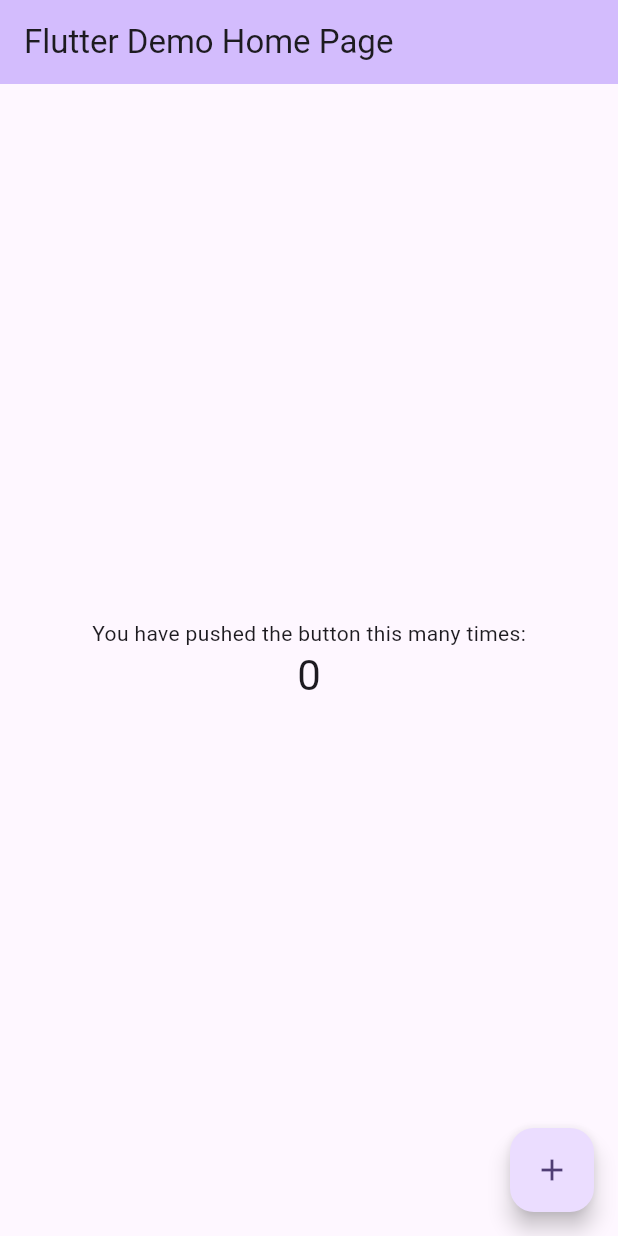
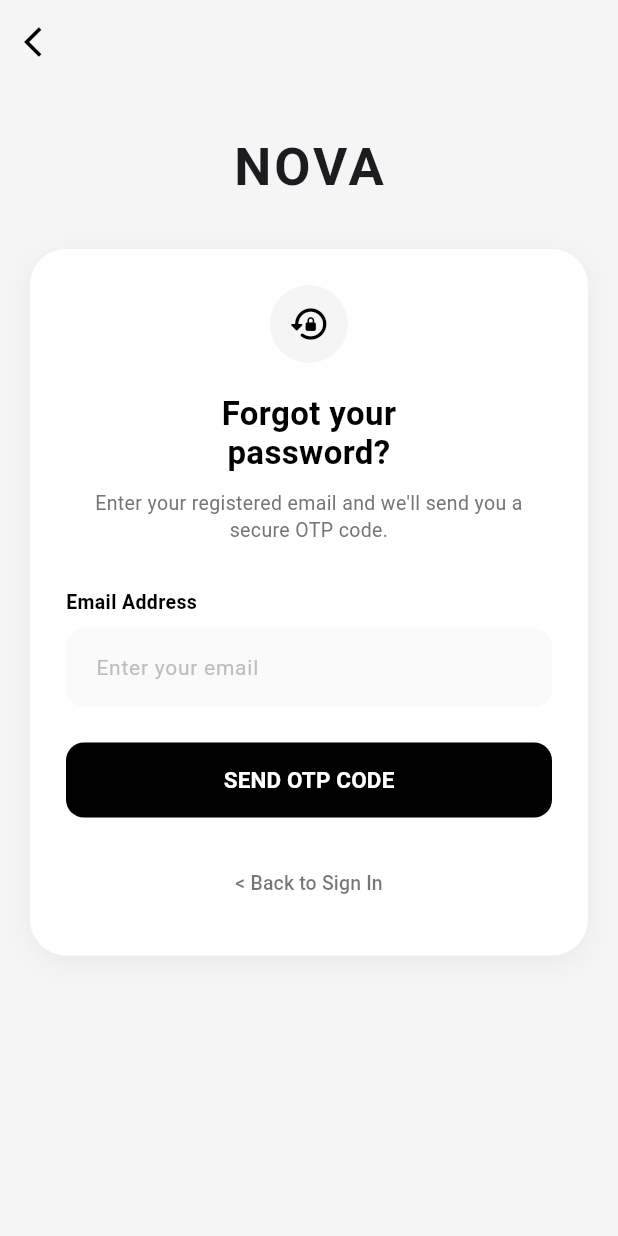
Before and after one commit to Aya-Elsayed-Mahmoud/nova-ecommerce, a Flutter app: the screen it shows after launch, on a phone screen of 412 x 824 dp. Run offline on Flutter 3.47's test engine with Material 3 defaults, Android fonts, the light colour scheme and no system bars.

Commit message:
forgot_password_and_otp_screen

```diff
--- /dev/null
+++ b/lib/forgot_password_screen.dart
@@ -0,0 +1,241 @@
+import 'dart:convert';
+import 'package:flutter/material.dart';
+import 'package:http/http.dart' as http;
+import 'otp_screen.dart';
+
+class ForgotPasswordScreen extends StatefulWidget {
+  ForgotPasswordScreen({super.key});
+
+  @override
+  State<ForgotPasswordScreen> createState() => _ForgotPasswordScreenState();
+}
+
+class _ForgotPasswordScreenState extends State<ForgotPasswordScreen> {
+  final TextEditingController _emailController = TextEditingController();
+  bool isLoading = false;
+
+  @override
+  void dispose() {
+    _emailController.dispose();
+    super.dispose();
+  }
+
+  Future<void> sendOtp() async {
+    final email = _emailController.text.trim();
+
+    if (email.isEmpty) {
+      ScaffoldMessenger.of(context).showSnackBar(
+        SnackBar(content: Text('Please enter your email address')),
+      );
+      return;
+    }
+
+    setState(() {
+      isLoading = true;
+    });
+
+    try {
+      final url = Uri.parse('https://accessories-eshop.runasp.net/api/auth/forgot-password');
+
+      final response = await http.post(
+        url,
+        headers: {'Content-Type': 'application/json'},
+        body: jsonEncode({'email': email}),
+      );
+
+      setState(() {
+        isLoading = false;
+      });
+
+      if (response.statusCode == 200) {
+        Navigator.push(
+          context,
+          MaterialPageRoute(
+            builder: (context) => OtpScreen(email: email),
+          ),
+        );
+      } else {
+        ScaffoldMessenger.of(context).showSnackBar(
+          SnackBar(content: Text('Error: ${response.body}')),
+        );
+      }
+    } catch (e) {
+      setState(() {
+        isLoading = false;
+      });
+      ScaffoldMessenger.of(context).showSnackBar(
+        SnackBar(content: Text('Connection error: $e')),
+      );
+    }
+  }
+
+  @override
+  Widget build(BuildContext context) {
+    return Scaffold(
+      backgroundColor: Colors.grey[100],
+      appBar: AppBar(
+        backgroundColor: Colors.transparent,
+        elevation: 0,
+        leading: IconButton(
+          icon: Icon(Icons.arrow_back_ios, color: Colors.black),
+          onPressed: () => Navigator.pop(context),
+        ),
+      ),
+      body: SafeArea(
+        child: SingleChildScrollView(
+          padding: EdgeInsets.all(20.0),
+          child: Column(
+            crossAxisAlignment: CrossAxisAlignment.center,
+            children: [
+              SizedBox(height: 10),
+              Text(
+                'NOVA',
+                style: TextStyle(
+                  fontSize: 35,
+                  fontWeight: FontWeight.bold,
+                  letterSpacing: 2,
+                ),
+              ),
+              SizedBox(height: 30),
+              Container(
+                padding: EdgeInsets.all(24.0),
+                decoration: BoxDecoration(
+                  color: Colors.white,
+                  borderRadius: BorderRadius.circular(24),
+                  boxShadow: [
+                    BoxShadow(
+                      color: Colors.black.withOpacity(0.05),
+                      blurRadius: 15,
+                      offset: Offset(0, 5),
+                    ),
+                  ],
+                ),
+                child: Column(
+                  crossAxisAlignment: CrossAxisAlignment.start,
+                  children: [
+                    Center(
+                      child: Container(
+                        padding: EdgeInsets.all(12),
+                        decoration: BoxDecoration(
+                          shape: BoxShape.circle,
+                          color: Colors.grey[100],
+                        ),
+                        child: Icon(
+                          Icons.lock_reset_rounded,
+                          size: 28,
+                          color: Colors.black,
+                        ),
+                      ),
+                    ),
+                    SizedBox(height: 20),
+                    Center(
+                      child: Text(
+                        'Forgot your\npassword?',
+                        textAlign: TextAlign.center,
+                        style: TextStyle(
+                          fontSize: 22,
+                          fontWeight: FontWeight.bold,
+                          color: Colors.black,
+                          height: 1.2,
+                        ),
+                      ),
+                    ),
+                    SizedBox(height: 12),
+                    Center(
+                      child: Text(
+                        'Enter your registered email and we\'ll send you a secure OTP code.',
+                        textAlign: TextAlign.center,
+                        style: TextStyle(
+                          fontSize: 13,
+                          color: Colors.grey[600],
+                          height: 1.4,
+                        ),
+                      ),
+                    ),
+                    SizedBox(height: 30),
+                    Text(
+                      'Email Address',
+                      style: TextStyle(
+                        fontSize: 13,
+                        fontWeight: FontWeight.bold,
+                        color: Colors.black,
+                      ),
+                    ),
+                    SizedBox(height: 8),
+                    TextField(
+                      controller: _emailController,
+                      keyboardType: TextInputType.emailAddress,
+                      decoration: InputDecoration(
+                        hintText: 'Enter your email',
+                        hintStyle: TextStyle(fontSize: 14, color: Colors.grey[400]),
+                        filled: true,
+                        fillColor: Colors.grey[50],
+                        contentPadding: EdgeInsets.symmetric(horizontal: 16, vertical: 14),
+                        border: OutlineInputBorder(
+                          borderRadius: BorderRadius.circular(12),
+                          borderSide: BorderSide.none,
+                        ),
+                        focusedBorder: OutlineInputBorder(
+                          borderRadius: BorderRadius.circular(12),
+                          borderSide: BorderSide(color: Colors.black),
+                        ),
+                      ),
+                    ),
+                    SizedBox(height: 24),
+                    SizedBox(
+                      width: double.infinity,
+                      height: 50,
+                      child: ElevatedButton(
+                        onPressed: isLoading ? null : sendOtp,
+                        style: ElevatedButton.styleFrom(
+                          backgroundColor: Colors.black,
+                          shape: RoundedRectangleBorder(
+                            borderRadius: BorderRadius.circular(12),
+                          ),
+                          elevation: 0,
+                        ),
+                        child: isLoading
+                            ? SizedBox(
+                          width: 20,
+                          height: 20,
+                          child: CircularProgressIndicator(
+                            color: Colors.white,
+                            strokeWidth: 2,
+                          ),
+                        )
+                            : Text(
+                          'SEND OTP CODE',
+                          style: TextStyle(
+                            fontSize: 15,
+                            fontWeight: FontWeight.bold,
+                            color: Colors.white,
+                          ),
+                        ),
+                      ),
+                    ),
+                    SizedBox(height: 20),
+                    Center(
+                      child: TextButton(
+                        onPressed: () {
+                          Navigator.pop(context);
+                        },
+                        child: Text(
+                          '< Back to Sign In',
+                          style: TextStyle(
+                            color: Colors.black54,
+                            fontSize: 13,
+                            fontWeight: FontWeight.w500,
+                          ),
+                        ),
+                      ),
+                    ),
+                  ],
+                ),
+              ),
+            ],
+          ),
+        ),
+      ),
+    );
+  }
+}
--- a/lib/main.dart
+++ b/lib/main.dart
@@ -1,122 +1,22 @@
 import 'package:flutter/material.dart';
+import 'forgot_password_screen.dart';
 
 void main() {
-  runApp(const MyApp());
+  runApp( NovaApp());
 }
 
-class MyApp extends StatelessWidget {
-  const MyApp({super.key});
+class NovaApp extends StatelessWidget {
+  NovaApp({super.key});
 
-  // This widget is the root of your application.
   @override
   Widget build(BuildContext context) {
     return MaterialApp(
-      title: 'Flutter Demo',
+      debugShowCheckedModeBanner: false,
+      title: 'Nova E-Commerce',
       theme: ThemeData(
-        // This is the theme of your application.
-        //
-        // TRY THIS: Try running your application with "flutter run". You'll see
-        // the application has a purple toolbar. Then, without quitting the app,
-        // try changing the seedColor in the colorScheme below to Colors.green
-        // and then invoke "hot reload" (save your changes or press the "hot
-        // reload" button in a Flutter-supported IDE, or press "r" if you used
-        // the command line to start the app).
-        //
-        // Notice that the counter didn't reset back to zero; the application
-        // state is not lost during the reload. To reset the state, use hot
-        // restart instead.
-        //
-        // This works for code too, not just values: Most code changes can be
-        // tested with just a hot reload.
-        colorScheme: .fromSeed(seedColor: Colors.deepPurple),
+        primarySwatch: Colors.blue,
       ),
-      home: const MyHomePage(title: 'Flutter Demo Home Page'),
+      home: ForgotPasswordScreen(),
     );
   }
 }
-
-class MyHomePage extends StatefulWidget {
-  const MyHomePage({super.key, required this.title});
-
-  // This widget is the home page of your application. It is stateful, meaning
-  // that it has a State object (defined below) that contains fields that affect
-  // how it looks.
-
-  // This class is the configuration for the state. It holds the values (in this
-  // case the title) provided by the parent (in this case the App widget) and
-  // used by the build method of the State. Fields in a Widget subclass are
-  // always marked "final".
-
-  final String title;
-
-  @override
-  State<MyHomePage> createState() => _MyHomePageState();
-}
-
-class _MyHomePageState extends State<MyHomePage> {
-  int _counter = 0;
-
-  void _incrementCounter() {
-    setState(() {
-      // This call to setState tells the Flutter framework that something has
-      // changed in this State, which causes it to rerun the build method below
-      // so that the display can reflect the updated values. If we changed
-      // _counter without calling setState(), then the build method would not be
-      // called again, and so nothing would appear to happen.
-      _counter++;
-    });
-  }
-
-  @override
-  Widget build(BuildContext context) {
-    // This method is rerun every time setState is called, for instance as done
-    // by the _incrementCounter method above.
-    //
-    // The Flutter framework has been optimized to make rerunning build methods
-    // fast, so that you can just rebuild anything that needs updating rather
-    // than having to individually change instances of widgets.
-    return Scaffold(
-      appBar: AppBar(
-        // TRY THIS: Try changing the color here to a specific color (to
-        // Colors.amber, perhaps?) and trigger a hot reload to see the AppBar
-        // change color while the other colors stay the same.
-        backgroundColor: Theme.of(context).colorScheme.inversePrimary,
-        // Here we take the value from the MyHomePage object that was created by
-        // the App.build method, and use it to set our appbar title.
-        title: Text(widget.title),
-      ),
-      body: Center(
-        // Center is a layout widget. It takes a single child and positions it
-        // in the middle of the parent.
-        child: Column(
-          // Column is also a layout widget. It takes a list of children and
-          // arranges them vertically. By default, it sizes itself to fit its
-          // children horizontally, and tries to be as tall as its parent.
-          //
-          // Column has various properties to control how it sizes itself and
-          // how it positions its children. Here we use mainAxisAlignment to
-          // center the children vertically; the main axis here is the vertical
-          // axis because Columns are vertical (the cross axis would be
-          // horizontal).
-          //
-          // TRY THIS: Invoke "debug painting" (choose the "Toggle Debug Paint"
-          // action in the IDE, or press "p" in the console), to see the
-          // wireframe for each widget.
-          mainAxisAlignment: .center,
-          children: [
-            const Text('You have pushed the button this many times:'),
-            Text(
-              '$_counter',
-              style: Theme.of(context).textTheme.headlineMedium,
-            ),
-          ],
-        ),
-      ),
-      floatingActionButton: FloatingActionButton(
-        onPressed: _incrementCounter,
-        tooltip: 'Increment',
-        child: const Icon(Icons.add),
-      ),
-    );
-  }
-}
--- a/pubspec.yaml
+++ b/pubspec.yaml
@@ -34,6 +34,7 @@ dependencies:
   # The following adds the Cupertino Icons font to your application.
   # Use with the CupertinoIcons class for iOS style icons.
   cupertino_icons: ^1.0.8
+  http: ^1.2.0
 
 dev_dependencies:
   flutter_test:
```
Also changed, not shown: lib/otp_screen.dart (added, +320 -0 lines), pubspec.lock, 1 other file.
